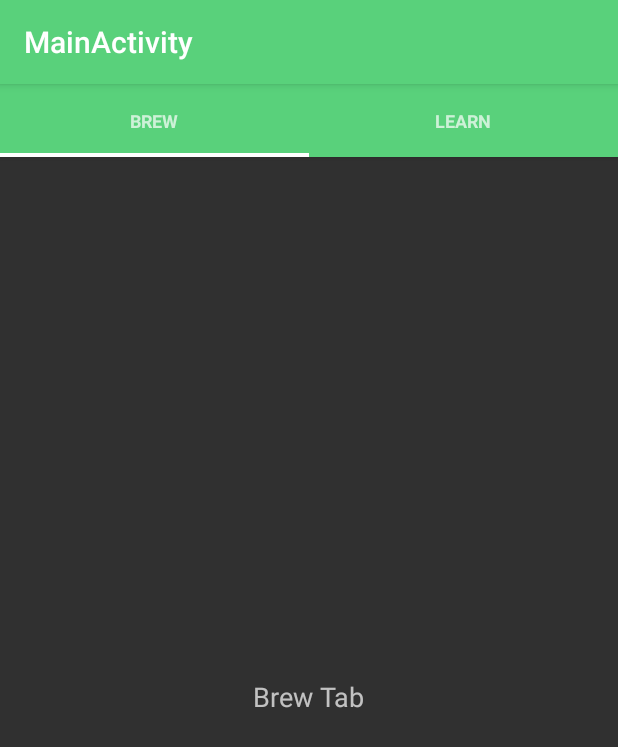
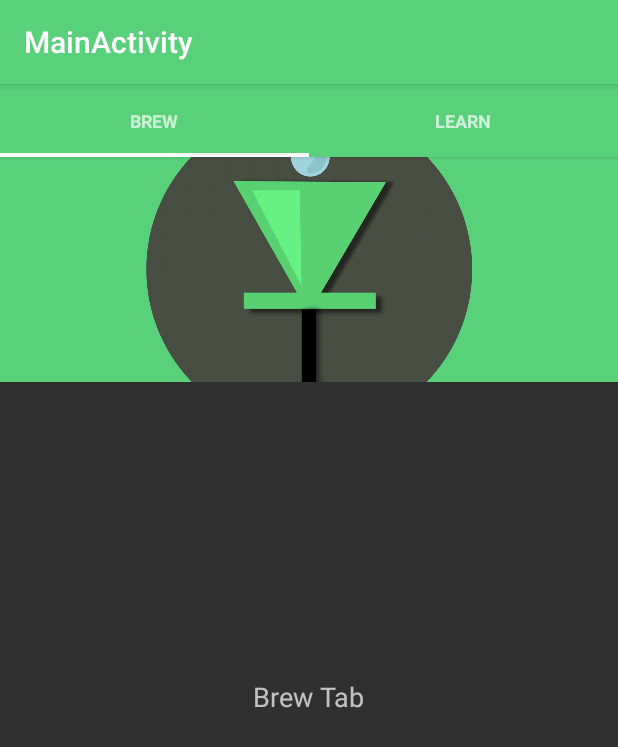
Before and after one commit to johnStauffer/coffee-brew-timer-app, an Android app: the screen it shows after launch (MainActivity), on a phone screen of 412 x 824 dp. Shown: the top 747 px of the screen. Run offline under Robolectric (Android 15) with nearby library versions, the light colour scheme and no system bars.

Commit message:
It's a start... brew stuff

```diff
--- a/app/src/main/res/layout/brew_tab.xml
+++ b/app/src/main/res/layout/brew_tab.xml
@@ -11,4 +11,10 @@
         android:layout_centerVertical="true"
         android:text="Brew Tab"
         android:textAppearance="?android:attr/textAppearanceMedium" />
+    <android.support.v7.widget.AppCompatImageButton
+        android:id="@+id/grind_image_button"
+        android:layout_width="match_parent"
+        android:layout_height="150dp"
+        android:src="@drawable/background_splash"
+        android:background="@drawable/background_splash"/>
 </RelativeLayout>
```
